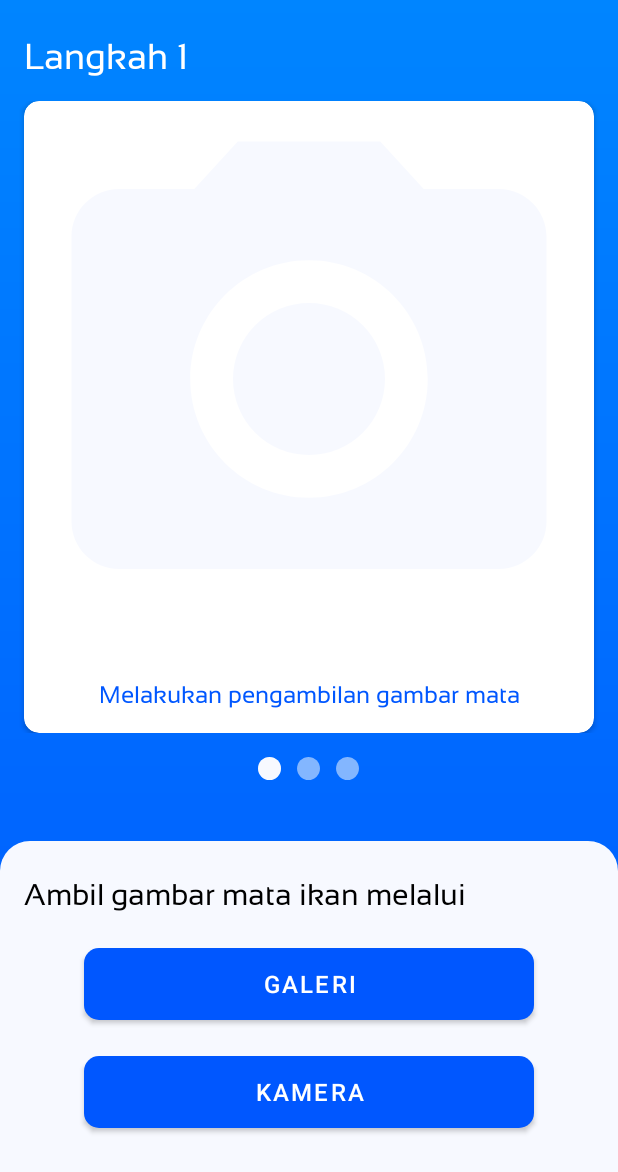
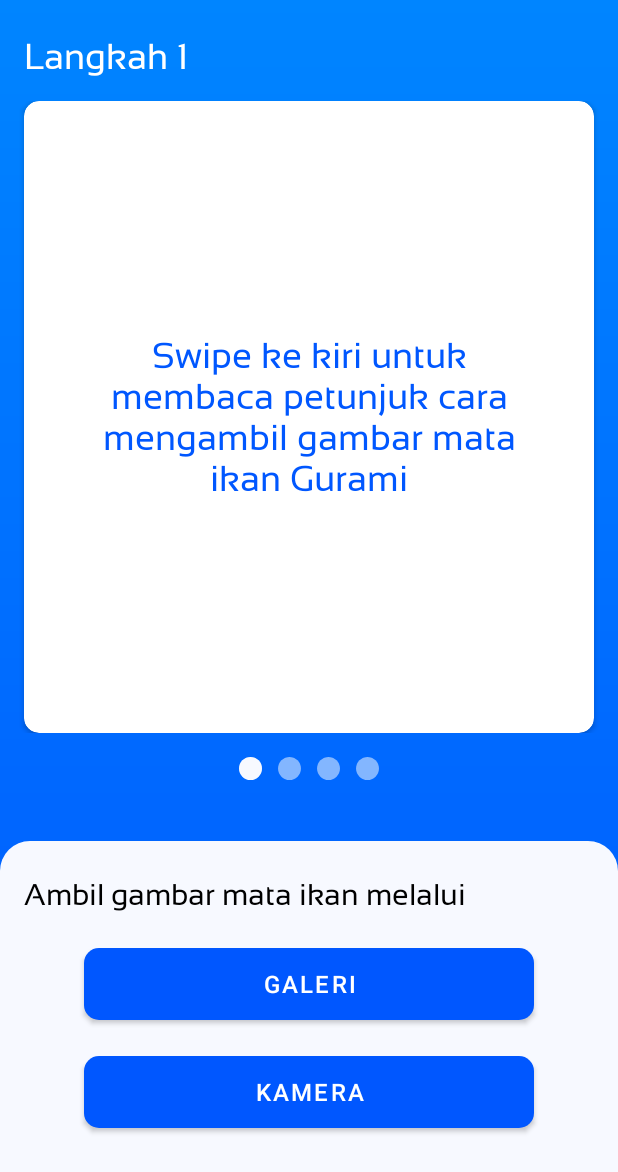
Before and after one commit to hansrichard2000/Degura, an Android app: the fragment FishGillFragment placed in its activity, after a tap on "GALERI", on a phone screen of 412 x 824 dp. Shown: the top 1172 px of the screen. Run offline under Robolectric (Android 15) with nearby library versions, the phone set to English and light mode, and no system bars; our stand-ins replace ButterKnife; 2 statements that could not run were skipped.

Commit message:
feat: add new UI for instruction

```diff
--- a/app/build.gradle
+++ b/app/build.gradle
@@ -12,8 +12,8 @@ android {
         applicationId "com.uc.degura"
         minSdk 24
         targetSdk 33
-        versionCode 2
-        versionName "0.1.1-Alpha"
+        versionCode 4
+        versionName "0.1.3-Alpha"
 
         testInstrumentationRunner "androidx.test.runner.AndroidJUnitRunner"
     }
--- a/app/src/main/AndroidManifest.xml
+++ b/app/src/main/AndroidManifest.xml
@@ -4,11 +4,8 @@
     package="com.uc.degura">
 
     <uses-permission android:name="android.permission.CAMERA"/>
-    <uses-permission android:name="android.permission.WRITE_EXTERNAL_STORAGE" />
 
     <application
-        android:requestLegacyExternalStorage="true"
-        android:usesCleartextTraffic="true"
         android:allowBackup="true"
         android:dataExtractionRules="@xml/data_extraction_rules"
         android:fullBackupContent="@xml/backup_rules"
--- a/app/src/main/java/com/uc/degura/model/InstructionNote.java
+++ b/app/src/main/java/com/uc/degura/model/InstructionNote.java
@@ -10,20 +10,25 @@ public class InstructionNote implements Parcelable {
 
     private String instruction;
 
-    public InstructionNote(int images, String instruction) {
+    private String primary_instruction;
+
+    public InstructionNote(int images, String instruction, String primary_instruction) {
         this.images = images;
         this.instruction = instruction;
+        this.primary_instruction = primary_instruction;
     }
 
     protected InstructionNote(Parcel in) {
         images = in.readInt();
         instruction = in.readString();
+        primary_instruction = in.readString();
     }
 
     @Override
     public void writeToParcel(Parcel dest, int flags) {
         dest.writeInt(images);
         dest.writeString(instruction);
+        dest.writeString(primary_instruction);
     }
 
     @Override
@@ -47,7 +52,23 @@ public class InstructionNote implements Parcelable {
         return images;
     }
 
+    public void setImages(int images) {
+        this.images = images;
+    }
+
     public String getInstruction() {
         return instruction;
     }
+
+    public void setInstruction(String instruction) {
+        this.instruction = instruction;
+    }
+
+    public String getPrimary_instruction() {
+        return primary_instruction;
+    }
+
+    public void setPrimary_instruction(String primary_instruction) {
+        this.primary_instruction = primary_instruction;
+    }
 }
--- a/app/src/main/java/com/uc/degura/view/main/FishEyeAdapter.java
+++ b/app/src/main/java/com/uc/degura/view/main/FishEyeAdapter.java
@@ -47,8 +47,19 @@ public class FishEyeAdapter extends RecyclerView.Adapter<FishEyeAdapter.ViewPage
     public void onBindViewHolder(@NonNull FishEyeAdapter.ViewPagerViewHolder holder, int position) {
         InstructionNote instructionNote = instructionList.get(position);
 
-        holder.fish_instruction_item.setImageResource(instructionNote.getImages());
-        holder.detail_instruction_txt.setText(instructionNote.getInstruction());
+        if (instructionNote.getImages() == 0){
+            holder.detail_instruction_txt.setVisibility(View.GONE);
+            holder.fish_instruction_item.setVisibility(View.GONE);
+            holder.primary_instruct.setVisibility(View.VISIBLE);
+            holder.primary_instruct.setText(instructionNote.getPrimary_instruction());
+        }else {
+            holder.detail_instruction_txt.setVisibility(View.VISIBLE);
+            holder.fish_instruction_item.setVisibility(View.VISIBLE);
+            holder.primary_instruct.setVisibility(View.GONE);
+            holder.fish_instruction_item.setImageResource(instructionNote.getImages());
+            holder.detail_instruction_txt.setText(instructionNote.getInstruction());
+        }
+
     }
 
     @Override
@@ -59,11 +70,13 @@ public class FishEyeAdapter extends RecyclerView.Adapter<FishEyeAdapter.ViewPage
     public class ViewPagerViewHolder extends RecyclerView.ViewHolder {
         private ImageView fish_instruction_item;
         private TextView detail_instruction_txt;
+        private TextView primary_instruct;
 
         public ViewPagerViewHolder(@NonNull View itemView) {
             super(itemView);
             fish_instruction_item = itemView.findViewById(R.id.fish_instruction_item);
             detail_instruction_txt = itemView.findViewById(R.id.detail_instruct_txt);
+            primary_instruct = itemView.findViewById(R.id.primary_instruct);
         }
     }
 }
--- a/app/src/main/java/com/uc/degura/view/main/FishEyeFragment.java
+++ b/app/src/main/java/com/uc/degura/view/main/FishEyeFragment.java
@@ -69,6 +69,9 @@ public class FishEyeFragment extends Fragment {
     @BindView(R.id.eye_page3)
     ImageView slider3;
 
+    @BindView(R.id.eye_page4)
+    ImageView slider4;
+
     private FishEyeAdapter fishEyeAdapter;
 
     private long backPressedTime;
@@ -114,11 +117,12 @@ public class FishEyeFragment extends Fragment {
         super.onViewCreated(view, savedInstanceState);
         ButterKnife.bind(this, view);
 
-        InstructionNote instruction1 = new InstructionNote(R.drawable.baseline_photo_camera_24, "Melakukan pengambilan gambar mata");
-        InstructionNote instruction2 = new InstructionNote(R.drawable.baseline_photo_camera_24, "Ambil gambar mata ikan dengan jarak +- 30 cm dari kamera");
-        InstructionNote instruction3 = new InstructionNote(R.drawable.baseline_photo_camera_24, "Sumber gambar dapat Anda ambil dari galeri hp Anda atau melakukan pengambilan gambar langsung");
+        InstructionNote instruction1 = new InstructionNote(0, "", "Swipe ke kiri untuk membaca petunjuk cara mengambil gambar mata ikan Gurami");
+        InstructionNote instruction2 = new InstructionNote(R.drawable.baseline_photo_camera_24, "Ambil gambar mata ikan dengan jarak +- 30 cm dari kamera", "");
+        InstructionNote instruction3 = new InstructionNote(R.drawable.baseline_photo_camera_24, "Pastikan hasil dari pengambilan gambar memiliki pencahayaan yang baik", "");
+        InstructionNote instruction4 = new InstructionNote(R.drawable.baseline_photo_camera_24, "Sumber gambar dapat Anda ambil dari galeri hp Anda atau melakukan pengambilan gambar langsung", "");
 
-        List<InstructionNote> instruction_list = Arrays.asList(instruction1, instruction2, instruction3);
+        List<InstructionNote> instruction_list = Arrays.asList(instruction1, instruction2, instruction3, instruction4);
 
         fishEyeAdapter = new FishEyeAdapter(getContext());
         fishEyeAdapter.setInstructionList(instruction_list);
@@ -217,19 +221,28 @@ public class FishEyeFragment extends Fragment {
                 slider1.setBackgroundColor(ContextCompat.getColor(getContext(), R.color.transparent_white));
                 slider2.setBackgroundColor(ContextCompat.getColor(getContext(), R.color.degura_white));
                 slider3.setBackgroundColor(ContextCompat.getColor(getContext(), R.color.transparent_white));
+                slider4.setBackgroundColor(ContextCompat.getColor(getContext(), R.color.transparent_white));
                 break;
 
             case 2 :
                 slider1.setBackgroundColor(ContextCompat.getColor(getContext(), R.color.transparent_white));
                 slider2.setBackgroundColor(ContextCompat.getColor(getContext(), R.color.transparent_white));
                 slider3.setBackgroundColor(ContextCompat.getColor(getContext(), R.color.degura_white));
+                slider4.setBackgroundColor(ContextCompat.getColor(getContext(), R.color.transparent_white));
+                break;
+
+            case 3:
+                slider1.setBackgroundColor(ContextCompat.getColor(getContext(), R.color.transparent_white));
+                slider2.setBackgroundColor(ContextCompat.getColor(getContext(), R.color.transparent_white));
+                slider3.setBackgroundColor(ContextCompat.getColor(getContext(), R.color.transparent_white));
+                slider4.setBackgroundColor(ContextCompat.getColor(getContext(), R.color.degura_white));
                 break;
 
             default:
                 slider1.setBackgroundColor(ContextCompat.getColor(getContext(), R.color.degura_white));
                 slider2.setBackgroundColor(ContextCompat.getColor(getContext(), R.color.transparent_white));
                 slider3.setBackgroundColor(ContextCompat.getColor(getContext(), R.color.transparent_white));
-
+                slider4.setBackgroundColor(ContextCompat.getColor(getContext(), R.color.transparent_white));
                 break;
         }
     }
--- a/app/src/main/java/com/uc/degura/view/main/FishGillAdapter.java
+++ b/app/src/main/java/com/uc/degura/view/main/FishGillAdapter.java
@@ -45,8 +45,20 @@ public class FishGillAdapter extends RecyclerView.Adapter<FishGillAdapter.ViewPa
     public void onBindViewHolder(@NonNull FishGillAdapter.ViewPagerViewHolder holder, int position) {
         InstructionNote instructionNote = instructionNoteList.get(position);
 
-        holder.fish_instruction_item.setImageResource(instructionNote.getImages());
-        holder.detail_instruction_txt.setText(instructionNote.getInstruction());
+        if (instructionNote.getImages() == 0){
+            holder.fish_instruction_item.setVisibility(View.GONE);
+            holder.detail_instruction_txt.setVisibility(View.GONE);
+            holder.primary_instruct.setVisibility(View.VISIBLE);
+            holder.primary_instruct.setText(instructionNote.getPrimary_instruction());
+        }else{
+            holder.fish_instruction_item.setVisibility(View.VISIBLE);
+            holder.detail_instruction_txt.setVisibility(View.VISIBLE);
+            holder.primary_instruct.setVisibility(View.GONE);
+            holder.fish_instruction_item.setImageResource(instructionNote.getImages());
+            holder.detail_instruction_txt.setText(instructionNote.getInstruction());
+        }
+
+
     }
 
     @Override
@@ -57,11 +69,13 @@ public class FishGillAdapter extends RecyclerView.Adapter<FishGillAdapter.ViewPa
     public class ViewPagerViewHolder extends RecyclerView.ViewHolder {
         private ImageView fish_instruction_item;
         private TextView detail_instruction_txt;
+        private TextView primary_instruct;
 
         public ViewPagerViewHolder(@NonNull View itemView) {
             super(itemView);
             fish_instruction_item = itemView.findViewById(R.id.fish_instruction_item);
             detail_instruction_txt = itemView.findViewById(R.id.detail_instruct_txt);
+            primary_instruct = itemView.findViewById(R.id.primary_instruct);
         }
     }
 }
--- a/app/src/main/java/com/uc/degura/view/main/FishGillFragment.java
+++ b/app/src/main/java/com/uc/degura/view/main/FishGillFragment.java
@@ -60,6 +60,9 @@ public class FishGillFragment extends Fragment {
     @BindView(R.id.gill_page3)
     ImageView slider3;
 
+    @BindView(R.id.gill_page4)
+    ImageView slider4;
+
     private FishGillAdapter fishGillAdapter;
 
     @BindView(R.id.btn_camera_gill)
@@ -90,11 +93,12 @@ public class FishGillFragment extends Fragment {
         super.onViewCreated(view, savedInstanceState);
         ButterKnife.bind(this, view);
 
-        InstructionNote instruction1 = new InstructionNote(R.drawable.baseline_photo_camera_24, "Melakukan pengambilan gambar insang ikan");
-        InstructionNote instruction2 = new InstructionNote(R.drawable.baseline_photo_camera_24, "Ambil gambar insang ikan dengan jarak +- 30 cm dari kamera");
-        InstructionNote instruction3 = new InstructionNote(R.drawable.baseline_photo_camera_24, "Sumber gambar dapat Anda ambil dari galeri hp Anda atau melakukan pengambilan gambar langsung");
+        InstructionNote instruction1 = new InstructionNote(0, "", "Swipe ke kiri untuk membaca petunjuk cara mengambil gambar insang ikan Gurami");
+        InstructionNote instruction2 = new InstructionNote(R.drawable.baseline_photo_camera_24, "Ambil gambar insang ikan dengan jarak +- 30 cm dari kamera", "");
+        InstructionNote instruction3 = new InstructionNote(R.drawable.baseline_photo_camera_24, "Untuk bisa mendapat hasil yang akurat gunakan flash light dari kamera HP Anda saat mengambil gambar", "");
+        InstructionNote instruction4 = new InstructionNote(R.drawable.baseline_photo_camera_24, "Sumber gambar dapat Anda ambil dari galeri hp Anda atau melakukan pengambilan gambar langsung", "");
 
-        List<InstructionNote> instruction_list = Arrays.asList(instruction1, instruction2, instruction3);
+        List<InstructionNote> instruction_list = Arrays.asList(instruction1, instruction2, instruction3, instruction4);
 
         fishGillAdapter = new FishGillAdapter(getContext());
         fishGillAdapter.setInstructionNoteList(instruction_list);
@@ -227,19 +231,27 @@ public class FishGillFragment extends Fragment {
                 slider1.setBackgroundColor(ContextCompat.getColor(getContext(), R.color.transparent_white));
                 slider2.setBackgroundColor(ContextCompat.getColor(getContext(), R.color.degura_white));
                 slider3.setBackgroundColor(ContextCompat.getColor(getContext(), R.color.transparent_white));
+                slider4.setBackgroundColor(ContextCompat.getColor(getContext(), R.color.transparent_white));
                 break;
 
             case 2 :
                 slider1.setBackgroundColor(ContextCompat.getColor(getContext(), R.color.transparent_white));
                 slider2.setBackgroundColor(ContextCompat.getColor(getContext(), R.color.transparent_white));
                 slider3.setBackgroundColor(ContextCompat.getColor(getContext(), R.color.degura_white));
+                slider4.setBackgroundColor(ContextCompat.getColor(getContext(), R.color.transparent_white));
+                break;
+            case 3:
+                slider1.setBackgroundColor(ContextCompat.getColor(getContext(), R.color.transparent_white));
+                slider2.setBackgroundColor(ContextCompat.getColor(getContext(), R.color.transparent_white));
+                slider3.setBackgroundColor(ContextCompat.getColor(getContext(), R.color.transparent_white));
+                slider4.setBackgroundColor(ContextCompat.getColor(getContext(), R.color.degura_white));
                 break;
 
             default:
                 slider1.setBackgroundColor(ContextCompat.getColor(getContext(), R.color.degura_white));
                 slider2.setBackgroundColor(ContextCompat.getColor(getContext(), R.color.transparent_white));
                 slider3.setBackgroundColor(ContextCompat.getColor(getContext(), R.color.transparent_white));
-
+                slider4.setBackgroundColor(ContextCompat.getColor(getContext(), R.color.transparent_white));
                 break;
         }
     }
--- a/app/src/main/res/layout/fragment_fish_eye.xml
+++ b/app/src/main/res/layout/fragment_fish_eye.xml
@@ -89,6 +89,21 @@
 
         </androidx.cardview.widget.CardView>
 
+        <androidx.cardview.widget.CardView
+            android:layout_width="15dp"
+            android:layout_height="15dp"
+            android:layout_margin="5dp"
+            app:cardBackgroundColor="@color/transparent_white"
+            app:cardCornerRadius="15dp"
+            app:cardElevation="0dp">
+
+            <androidx.appcompat.widget.AppCompatImageView
+                android:id="@+id/eye_page4"
+                android:layout_width="match_parent"
+                android:layout_height="match_parent" />
+
+        </androidx.cardview.widget.CardView>
+
     </LinearLayout>
 
     <androidx.constraintlayout.widget.ConstraintLayout
--- a/app/src/main/res/layout/viewpager_instruction.xml
+++ b/app/src/main/res/layout/viewpager_instruction.xml
@@ -32,7 +32,7 @@
                 android:text="TextView"
                 android:textAlignment="center"
                 android:textColor="@color/degura_blue"
-                android:textSize="16sp"
+                android:textSize="20sp"
                 app:layout_constraintBottom_toBottomOf="parent"
                 app:layout_constraintEnd_toEndOf="parent"
                 app:layout_constraintStart_toStartOf="parent" />
@@ -45,9 +45,29 @@
                 android:scaleType="centerCrop"
                 app:layout_constraintBottom_toTopOf="@+id/detail_instruct_txt"
                 app:layout_constraintEnd_toEndOf="parent"
+                app:layout_constraintHorizontal_bias="0.0"
                 app:layout_constraintStart_toStartOf="parent"
                 app:layout_constraintTop_toTopOf="parent"
+                app:layout_constraintVertical_bias="0.0"
                 tools:srcCompat="@tools:sample/backgrounds/scenic" />
+
+            <TextView
+                android:id="@+id/primary_instruct"
+                android:layout_width="0dp"
+                android:layout_height="wrap_content"
+                android:layout_marginStart="32dp"
+                android:layout_marginTop="64dp"
+                android:layout_marginEnd="32dp"
+                android:layout_marginBottom="64dp"
+                android:fontFamily="@font/sansation_regular"
+                android:text="TextView"
+                android:textAlignment="center"
+                android:textColor="@color/degura_blue"
+                android:textSize="24sp"
+                app:layout_constraintBottom_toBottomOf="parent"
+                app:layout_constraintEnd_toEndOf="parent"
+                app:layout_constraintStart_toStartOf="parent"
+                app:layout_constraintTop_toTopOf="@+id/fish_instruction_item" />
         </androidx.constraintlayout.widget.ConstraintLayout>
     </androidx.cardview.widget.CardView>
 </androidx.constraintlayout.widget.ConstraintLayout>
```
Also changed, not shown: app/src/main/res/layout/fragment_fish_gill.xml (+15 -0 lines), 1 other file.
